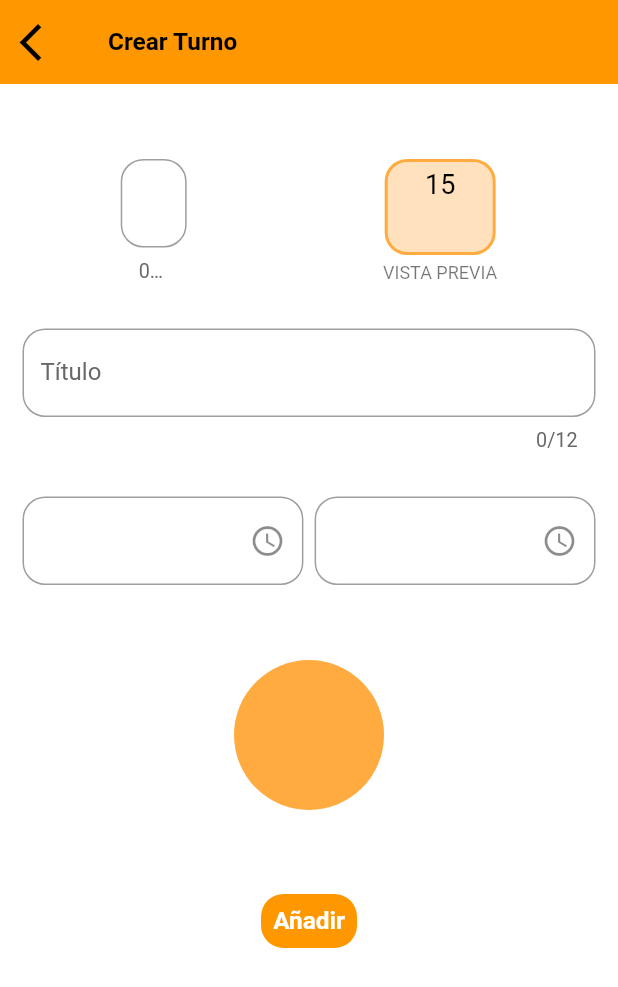
After one commit to sandamil/Calendario, a Flutter app: the AddTurnoView screen opened directly, on a phone screen of 412 x 824 dp. The commit adds this screen. Shown: the top 987 px of the screen. Run offline on Flutter 3.47's test engine with Material 2 defaults, Android fonts, the phone set to English and light mode, and no system bars; our stand-ins replace flutter_screenutil, get, logger, shared_preferences, sqflite; missing offline and left inert: flutter_material_color_picker, table_calendar_sandamil; accounts and stored records are empty; Roboto replaces fonts that are missing (Poppins); statements that could not run were skipped.

Commit message:
add Turno

```diff
--- /dev/null
+++ b/lib/app/modules/crearTurno/views/add_turno_view.dart
@@ -0,0 +1,228 @@
+import 'package:flutter/material.dart';
+import 'package:flutter_screenutil/flutter_screenutil.dart';
+
+import 'package:get/get.dart';
+
+import '../../CrearTurno/views/turno_view.dart';
+import '../controllers/crear_turno_controller.dart';
+
+class AddTurnoView extends GetView<CrearTurnoController> {
+  const AddTurnoView({Key? key}) : super(key: key);
+  @override
+  Widget build(BuildContext context) {
+    var theme = Theme.of(context);
+
+    return Scaffold(
+      appBar: AppBar(
+        leading: IconButton(
+          icon: const Icon(
+            Icons.arrow_back_ios,
+            size: 30.0,
+          ),
+          color: Theme.of(context).textTheme.titleLarge!.color,
+          tooltip: "Color",
+          onPressed: () {
+            Get.to(() => const TurnoView());
+          },
+        ),
+        elevation: 0.0,
+        backgroundColor: Theme.of(context).appBarTheme.backgroundColor,
+        title: Text(
+          'Crear Turno',
+          style: TextStyle(
+              fontSize: 16.sp,
+              color: Theme.of(context).textTheme.titleLarge?.color),
+        ),
+      ),
+      body: SingleChildScrollView(
+        child: Padding(
+          padding: const EdgeInsets.only(top: 50, left: 15, right: 15),
+          child: Column(
+            mainAxisAlignment: MainAxisAlignment.start,
+            children: <Widget>[
+              Row(
+                crossAxisAlignment: CrossAxisAlignment.start,
+                children: <Widget>[
+                  const Spacer(),
+                  Container(
+                    alignment: Alignment.centerLeft,
+                    width: 40.w,
+                    child: TextField(
+                      maxLength: 3,
+                      controller: controller.titlecontroller,
+                      decoration: const InputDecoration(
+                        hintText:
+                        'Letras que muestra el dia marcado en el calendario',
+                        labelText: 'Abreviatura',
+                        border: OutlineInputBorder(
+                            borderRadius:
+                            BorderRadius.all(Radius.circular(15))),
+                      ),
+                    ),
+                  ),
+                  const Spacer(),
+                  const Spacer(),
+                  Column(
+                    children: <Widget>[
+                      Container(
+                          decoration: BoxDecoration(
+                              border:
+                              Border.all(color: controller.color, width: 2),
+                              color: controller.color.withAlpha(600),
+                              borderRadius: BorderRadius.circular(15)),
+                          child: Container(
+                            width: 70,
+                            height: 60,
+                            child: Column(
+                              children: <Widget>[
+                                Container(
+                                  padding: const EdgeInsets.all(4),
+                                  child: Text(
+                                    '15',
+                                    style: TextStyle(
+                                      fontSize: 18,
+                                      color: Theme.of(context)
+                                          .textTheme
+                                          .titleLarge!
+                                          .color,
+                                    ),
+                                  ),
+                                ),
+                                Container(
+                                  padding: const EdgeInsets.all(2),
+                                  child: Text(
+                                    controller.titlecontroller!.text
+                                        .toUpperCase(),
+                                    style: TextStyle(
+                                        fontSize: 17,
+                                        color: controller.color,
+                                        fontWeight: FontWeight.w700),
+                                  ),
+                                ),
+                              ],
+                            ),
+                          )),
+                      Container(
+                        padding: const EdgeInsets.only(top: 5.0),
+                        child: Text(
+                          "VISTA PREVIA",
+                          style: Theme.of(context).primaryTextTheme.caption,
+                        ),
+                      )
+                    ],
+                  ),
+                  const Spacer(),
+                ],
+              ),
+              const SizedBox(
+                height: 30,
+              ),
+              TextField(
+                controller: controller.descriptioncontroller,
+                decoration: const InputDecoration(
+                  hintText: 'Nombre del tipo de turno o dia creado',
+                  labelText: 'Título',
+                  border: OutlineInputBorder(
+                      borderRadius: BorderRadius.all(Radius.circular(15))),
+                ),
+                maxLines: 1,
+                maxLength: 12,
+              ),
+              const SizedBox(
+                height: 30,
+              ),
+              Row(
+                mainAxisAlignment: MainAxisAlignment.spaceBetween,
+                children: <Widget>[
+                  Container(
+                    width: (MediaQuery.of(context).size.width) / 2.2,
+                    child: TextField(
+                      controller: controller.startcontroller,
+                      decoration: InputDecoration(
+                        border: const OutlineInputBorder(
+                            borderRadius:
+                            BorderRadius.all(Radius.circular(15))),
+                        suffixIcon: IconButton(
+                          icon: const Icon(Icons.access_time),
+                          onPressed: () {
+                            // dp.DatePicker.showTimePicker(context,
+                            //     onConfirm: (time) {
+                            //   setState(() {
+                            //     _startcontroller!.text = format.format(time);
+                            //   });
+                            // },
+                            //     // locale: LocaleType.es
+                            // );
+                          },
+                        ),
+                      ),
+                      readOnly: true,
+                    ),
+                  ),
+                  Container(
+                    width: (MediaQuery.of(context).size.width) / 2.2,
+                    child: TextField(
+                      controller: controller.endcontroller,
+                      decoration: InputDecoration(
+                        border: const OutlineInputBorder(
+                            borderRadius:
+                            BorderRadius.all(Radius.circular(15))),
+                        suffixIcon: IconButton(
+                          icon: const Icon(Icons.access_time),
+                          onPressed: () {
+                            // dp.DatePicker.showTimePicker(
+                            //   context,
+                            //   onConfirm: (time) {
+                            //     setState(() {
+                            //       _endcontroller!.text = format.format(time);
+                            //     });
+                            //   },
+                            //   // locale: LocaleType.es,
+                            // );
+                          },
+                        ),
+                      ),
+                    ),
+                  ),
+                ],
+              ),
+              const SizedBox(
+                height: 50,
+              ),
+              InkWell(
+                onTap: () async {
+                  controller.getColor();
+                },
+                child: Material(
+                  type: MaterialType.circle,
+                  color: controller.color,
+                  child: Container(
+                    height: 100,
+                    width: 100,
+                  ),
+                ),
+              ),
+              const SizedBox(
+                height: 50,
+              ),
+              Hero(
+                tag: "botonAddTurno",
+                child: ElevatedButton(
+                    style: ElevatedButton.styleFrom(
+                      shape: RoundedRectangleBorder(
+                        borderRadius: new BorderRadius.circular(15.0),
+                      ), // foreground (text) color
+                    ),
+                    child: const Text('Añadir'),
+                    onPressed: () {
+                      controller.addTurno();
+                      Get.back(closeOverlays: true);
+                    }),
+              ),
+            ],
+          ),
+        ),
+      ),
+    );
+  }
+}
--- a/lib/app/modules/menu/views/menu_view.dart
+++ b/lib/app/modules/menu/views/menu_view.dart
@@ -1,5 +1,4 @@
-import 'package:calendario2/app/modules/CrearTurno/views/crear_turno_view.dart';
-import 'package:calendario2/app/modules/crearTurno/views/turnos_view.dart';
+import 'package:calendario2/app/modules/CrearTurno/views/turno_view.dart';
 import 'package:calendario2/app/modules/home/views/home_view.dart';
 import 'package:flutter/material.dart';
 import 'package:flutter_screenutil/flutter_screenutil.dart';
@@ -177,7 +176,7 @@ class MenuView extends GetView<MenuAppController> {
                   ],
                 ),
                 onPressed: () {
-                  Get.to(() => CrearTurnoView());
+                  Get.to(() => TurnoView());
 
                 },
                 //splashColor: AAThemeData.buttonColor,
--- a/lib/app/routes/app_pages.dart
+++ b/lib/app/routes/app_pages.dart
@@ -3,7 +3,7 @@ import 'package:get/get.dart';
 import '../modules/CrearCuadrante/bindings/crear_cuadrante_binding.dart';
 import '../modules/CrearCuadrante/views/crear_cuadrante_view.dart';
 import '../modules/CrearTurno/bindings/crear_turno_binding.dart';
-import '../modules/CrearTurno/views/crear_turno_view.dart';
+import '../modules/CrearTurno/views/turno_view.dart';
 import '../modules/ajustes/bindings/ajustes_binding.dart';
 import '../modules/ajustes/views/ajustes_view.dart';
 import '../modules/home/bindings/home_binding.dart';
@@ -52,7 +52,7 @@ class AppPages {
     ),
     GetPage(
       name: _Paths.CREAR_TURNO,
-      page: () => const CrearTurnoView(),
+      page: () => const TurnoView(),
       binding: CrearTurnoBinding(),
     ),
     GetPage(
--- a/pubspec.yaml
+++ b/pubspec.yaml
@@ -27,6 +27,7 @@ dependencies:
   sqflite: ^2.2.5
   path_provider: ^2.0.13
 
+  flutter_material_color_picker: ^1.1.0+2
 
 
 
```
Also changed, not shown: lib/app/modules/crearTurno/controllers/crear_turno_controller.dart (+94 -2 lines), lib/app/modules/crearTurno/views/turno_view.dart (renamed from lib/app/modules/crearTurno/views/crear_turno_view.dart, +5 -9 lines), lib/app/modules/crearTurno/views/turnos_view.dart (deleted, +0 -132 lines), pubspec.lock.
